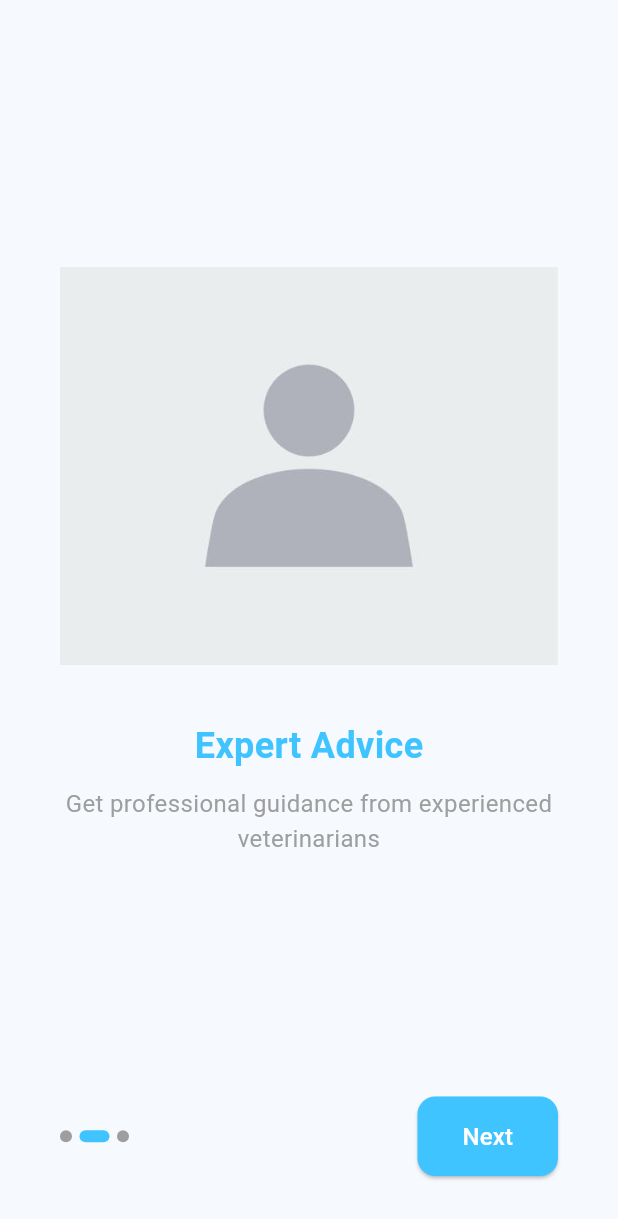
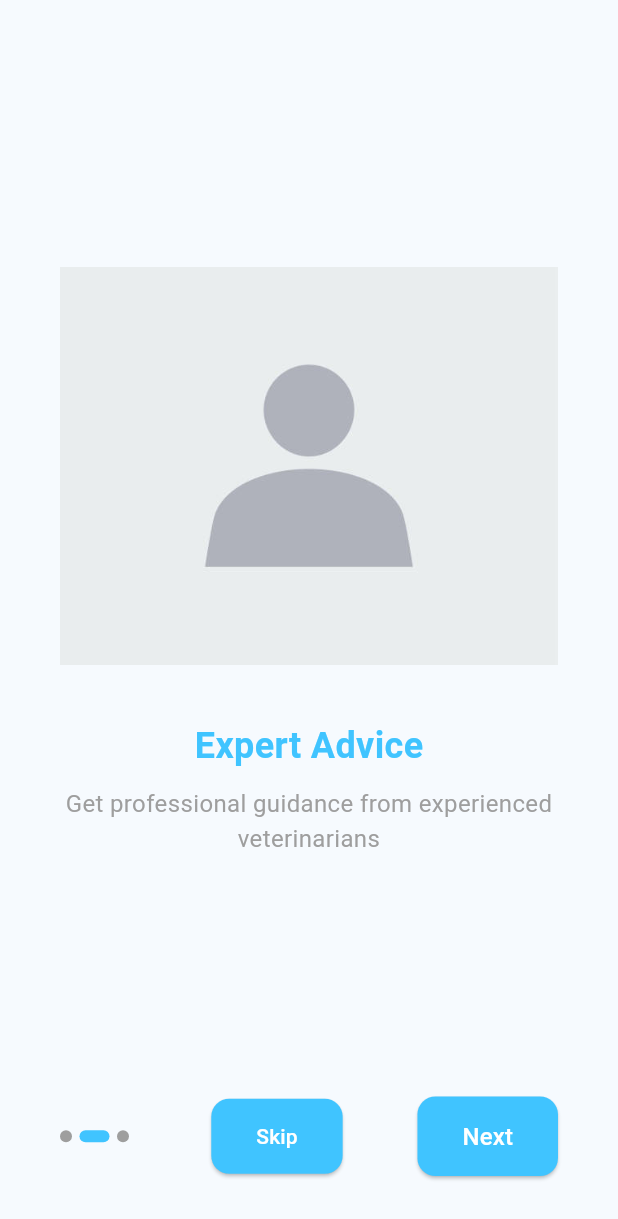
Before and after one commit to Zedestar/flutter_kuku_app, a Flutter app: the screen it shows after launch, swiped to page 2, on a phone screen of 412 x 824 dp. Shown: the top 1219 px of the screen. Run offline on Flutter 3.47's test engine with Material 3 defaults, Android fonts, the phone set to English and light mode, and no system bars; our stand-ins replace curved_navigation_bar, easy_localization, fl_chart, flutter_markdown, flutter_secure_storage, graphql_flutter and 4 more; project files that could hold a hidden picture were left out.

Commit message:
The commit after refactoring the onboarding to allow user to skip

```diff
--- a/lib/pages/doctors_list_page.dart
+++ b/lib/pages/doctors_list_page.dart
@@ -31,6 +31,7 @@ class _DoctorsListPageState extends State<DoctorsListPage> {
                 """,
               ),
               // pollInterval: Duration(seconds: 10),
+              fetchPolicy: FetchPolicy.networkOnly,
               fetchResults: true,
             );
             final ObservableQuery observableQuery = client.watchQuery(options);
--- a/lib/pages/onboarding_page.dart
+++ b/lib/pages/onboarding_page.dart
@@ -1,5 +1,4 @@
 import 'package:flutter/material.dart';
-
 import 'package:kuku_app/constants/constant.dart';
 import 'package:shared_preferences/shared_preferences.dart';
 
@@ -110,6 +109,19 @@ class _OnboardingPageState extends State<OnboardingPage> {
                       ),
                     ),
                   ),
+                  if (_currentPage < _contents.length - 1) ...[
+                    ElevatedButton(
+                      onPressed: _completeOnboarding,
+                      style: ElevatedButton.styleFrom(
+                        backgroundColor: kcolor,
+                        padding: const EdgeInsets.symmetric(
+                          horizontal: 30,
+                          vertical: 15,
+                        ),
+                      ),
+                      child: Text("Skip"),
+                    )
+                  ],
                   ElevatedButton(
                     onPressed: _currentPage == _contents.length - 1
                         ? _completeOnboarding
```
